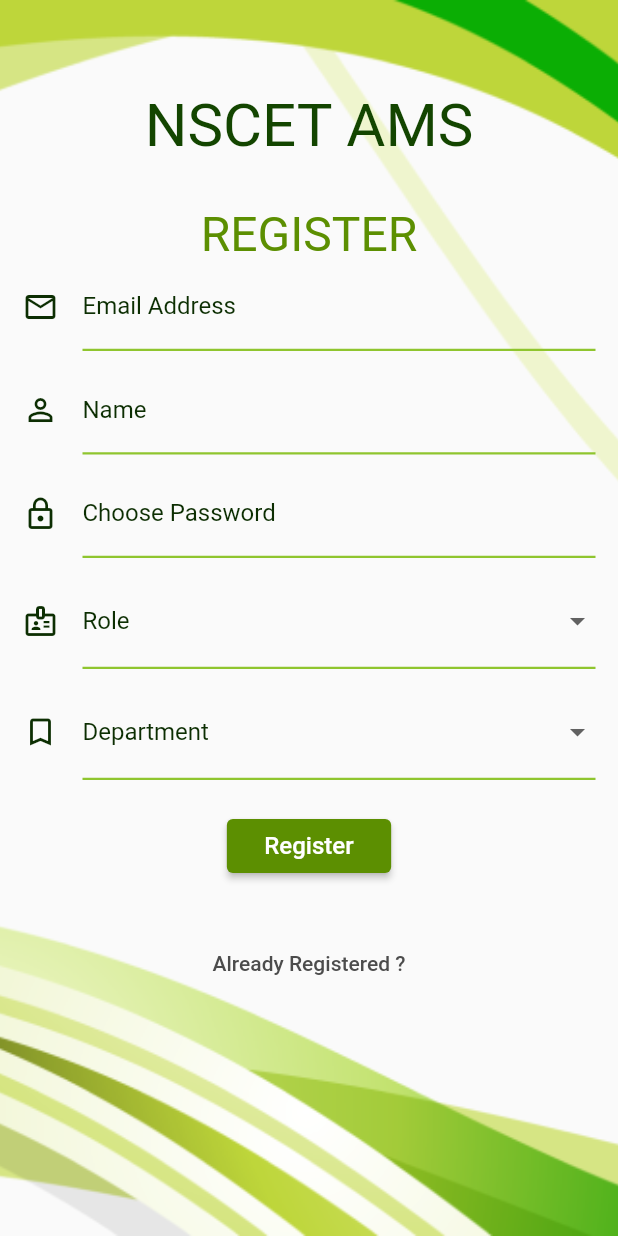
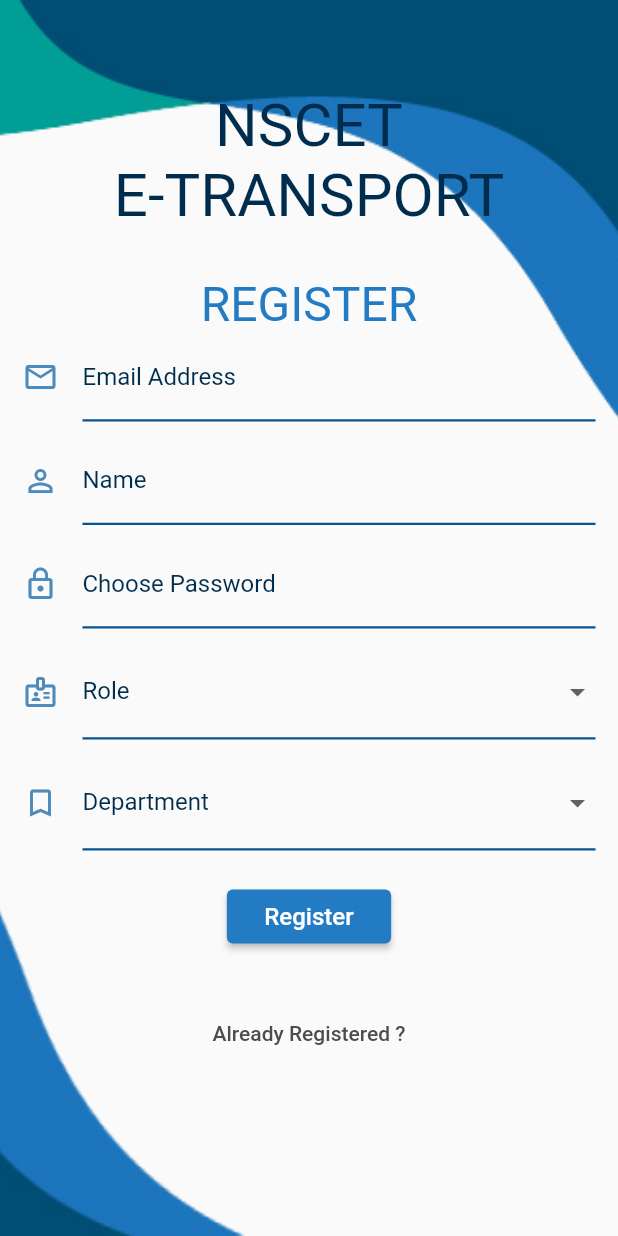
Before and after one commit to tech-creed/NSCET-ETRANSPORT-EAPP, a Flutter app: the screen it shows after launch, after a tap on "Sign In", after a tap on "New User ?", on a phone screen of 412 x 824 dp. Run offline on Flutter 3.47's test engine with Material 2 defaults, Android fonts, the light colour scheme and no system bars; our stand-ins replace firebase_auth, firebase_core, firebase_database, google_fonts, google_maps_flutter, shared_preferences; accounts and stored records are empty; Roboto replaces fonts that are missing (Times New Roman).

Commit message:
Authentication-Done-Blue Theam

```diff
--- a/lib/pages/Authentication/Register.dart
+++ b/lib/pages/Authentication/Register.dart
@@ -19,6 +19,7 @@ class _RegisterState extends State<Register> {
   String role = '';
   String dept = '';
   String name = '';
+  String regno = '';
   final _formkey = GlobalKey<FormState>();
   @override
   Widget build(BuildContext context) {
@@ -26,7 +27,7 @@ class _RegisterState extends State<Register> {
         body: Container(
       decoration: const BoxDecoration(
         image: DecorationImage(
-          image: AssetImage("images/bg4.png"),
+          image: AssetImage("images/blue.png"),
           fit: BoxFit.cover,
         ),
       ),
@@ -34,11 +35,19 @@ class _RegisterState extends State<Register> {
           ListView(padding: const EdgeInsets.fromLTRB(15, 0, 15, 0), children: [
         const SizedBox(height: 60.0),
         const Text(
-          "NSCET AMS",
+          "NSCET",
           style: TextStyle(
               fontFamily: 'Times New Roman',
               fontSize: 40,
-              color: Color.fromRGBO(19, 69, 0, 1)),
+              color: Color.fromRGBO(0, 45, 77, 1)),
+          textAlign: TextAlign.center,
+        ),
+        const Text(
+          "E-TRANSPORT",
+          style: TextStyle(
+              fontFamily: 'Times New Roman',
+              fontSize: 40,
+              color: Color.fromRGBO(0, 45, 77, 1)),
           textAlign: TextAlign.center,
         ),
         const SizedBox(height: 30.0),
@@ -47,7 +56,7 @@ class _RegisterState extends State<Register> {
           style: TextStyle(
               fontFamily: 'Times New Roman',
               fontSize: 32,
-              color: Color.fromRGBO(92, 143, 1, 1)),
+              color: const Color.fromRGBO(35, 123, 196, 1)),
           textAlign: TextAlign.center,
         ),
         Form(
@@ -60,17 +69,17 @@ class _RegisterState extends State<Register> {
                   decoration: const InputDecoration(
                     icon: Icon(
                       Icons.email_outlined,
-                      color: Color.fromRGBO(12, 46, 2, 1),
+                      color: Color.fromRGBO(78, 138, 186, 1),
                     ),
                     labelText: 'Email Address',
-                    labelStyle: TextStyle(color: Color.fromRGBO(12, 46, 2, 1)),
+                    labelStyle: TextStyle(color: Color.fromRGBO(0, 45, 77, 1)),
                     enabledBorder: UnderlineInputBorder(
                       borderSide: BorderSide(
-                          color: Color.fromRGBO(143, 197, 46, 1), width: 1.5),
+                          color: Color.fromRGBO(9, 83, 145, 1), width: 1.5),
                     ),
                     focusedBorder: UnderlineInputBorder(
                       borderSide: BorderSide(
-                          color: Color.fromRGBO(12, 46, 2, 1), width: 1.5),
+                          color: Color.fromRGBO(78, 138, 186, 1), width: 1.5),
                     ),
                   ),
                   onChanged: (val) {
@@ -84,17 +93,17 @@ class _RegisterState extends State<Register> {
                   decoration: const InputDecoration(
                     icon: Icon(
                       Icons.person_outline,
-                      color: Color.fromRGBO(12, 46, 2, 1),
+                      color: Color.fromRGBO(78, 138, 186, 1),
                     ),
                     labelText: 'Name',
-                    labelStyle: TextStyle(color: Color.fromRGBO(12, 46, 2, 1)),
+                    labelStyle: TextStyle(color: Color.fromRGBO(0, 45, 77, 1)),
                     enabledBorder: UnderlineInputBorder(
                       borderSide: BorderSide(
-                          color: Color.fromRGBO(143, 197, 46, 1), width: 1.5),
+                          color: Color.fromRGBO(9, 83, 145, 1), width: 1.5),
                     ),
                     focusedBorder: UnderlineInputBorder(
                       borderSide: BorderSide(
-                          color: Color.fromRGBO(12, 46, 2, 1), width: 1.5),
+                          color: Color.fromRGBO(78, 138, 186, 1), width: 1.5),
                     ),
                   ),
                   onChanged: (val) {
@@ -110,17 +119,17 @@ class _RegisterState extends State<Register> {
                   decoration: const InputDecoration(
                     icon: Icon(
                       Icons.lock_outline,
-                      color: Color.fromRGBO(12, 46, 2, 1),
+                      color: Color.fromRGBO(78, 138, 186, 1),
                     ),
                     labelText: 'Choose Password',
-                    labelStyle: TextStyle(color: Color.fromRGBO(12, 46, 2, 1)),
+                    labelStyle: TextStyle(color: Color.fromRGBO(0, 45, 77, 1)),
                     enabledBorder: UnderlineInputBorder(
                       borderSide: BorderSide(
-                          color: Color.fromRGBO(143, 197, 46, 1), width: 1.5),
+                          color: Color.fromRGBO(9, 83, 145, 1), width: 1.5),
                     ),
                     focusedBorder: UnderlineInputBorder(
                       borderSide: BorderSide(
-                          color: Color.fromRGBO(12, 46, 2, 1), width: 1.5),
+                          color: Color.fromRGBO(78, 138, 186, 1), width: 1.5),
                     ),
                   ),
                   obscureText: true,
@@ -130,6 +139,30 @@ class _RegisterState extends State<Register> {
                     });
                   }),
               const SizedBox(height: 10.0),
+              if(role == "Parent")
+                  TextFormField(
+                  validator: (val) => val!.isEmpty ? 'Enter your Child Register Number' : null,
+                  decoration: const InputDecoration(
+                    icon: Icon(
+                      Icons.app_registration_outlined,
+                      color: Color.fromRGBO(78, 138, 186, 1),
+                    ),
+                    labelText: 'Child Register Number',
+                    labelStyle: TextStyle(color: Color.fromRGBO(0, 45, 77, 1)),
+                    enabledBorder: UnderlineInputBorder(
+                      borderSide: BorderSide(
+                          color: Color.fromRGBO(9, 83, 145, 1), width: 1.5),
+                    ),
+                    focusedBorder: UnderlineInputBorder(
+                      borderSide: BorderSide(
+                          color: Color.fromRGBO(78, 138, 186, 1), width: 1.5),
+                    ),
+                  ),
+                  onChanged: (val) {
+                    setState(() {
+                      regno = val;
+                    });
+                  }),
               DropdownButtonFormField(
                 validator: (val) {
                   if (val == null) {
@@ -141,27 +174,27 @@ class _RegisterState extends State<Register> {
                 decoration: const InputDecoration(
                   icon: Icon(
                     Icons.badge_outlined,
-                    color: Color.fromRGBO(12, 46, 2, 1),
+                    color: Color.fromRGBO(78, 138, 186, 1),
                   ),
                   labelText: 'Role',
-                  labelStyle: TextStyle(color: Color.fromRGBO(12, 46, 2, 1)),
+                  labelStyle: TextStyle(color: Color.fromRGBO(0, 45, 77, 1)),
                   enabledBorder: UnderlineInputBorder(
                     borderSide: BorderSide(
-                        color: Color.fromRGBO(143, 197, 46, 1), width: 1.5),
+                        color: Color.fromRGBO(9, 83, 145, 1), width: 1.5),
                   ),
                   focusedBorder: UnderlineInputBorder(
                     borderSide: BorderSide(
-                        color: Color.fromRGBO(12, 46, 2, 1), width: 1.5),
+                        color: Color.fromRGBO(78, 138, 186, 1), width: 1.5),
                   ),
                 ),
                 items: const [
                   DropdownMenuItem(
-                    child: Text("HOD"),
-                    value: "HOD",
+                    child: Text("Faculty"),
+                    value: "Faculty",
                   ),
                   DropdownMenuItem(
-                    child: Text("Class Incharge"),
-                    value: "CI",
+                    child: Text("Parent"),
+                    value: "Parent",
                   )
                 ],
                 onChanged: (val) {
@@ -182,17 +215,17 @@ class _RegisterState extends State<Register> {
                 decoration: const InputDecoration(
                   icon: Icon(
                     Icons.bookmark_outline,
-                    color: Color.fromRGBO(12, 46, 2, 1),
+                    color: Color.fromRGBO(78, 138, 186, 1),
                   ),
                   labelText: 'Department',
-                  labelStyle: TextStyle(color: Color.fromRGBO(12, 46, 2, 1)),
+                  labelStyle: TextStyle(color: Color.fromRGBO(0, 45, 77, 1)),
                   enabledBorder: UnderlineInputBorder(
                     borderSide: BorderSide(
-                        color: Color.fromRGBO(143, 197, 46, 1), width: 1.5),
+                        color: Color.fromRGBO(9, 83, 145, 1), width: 1.5),
                   ),
                   focusedBorder: UnderlineInputBorder(
                     borderSide: BorderSide(
-                        color: Color.fromRGBO(12, 46, 2, 1), width: 1.5),
+                        color: Color.fromRGBO(78, 138, 186, 1), width: 1.5),
                   ),
                 ),
                 items: const [
@@ -230,12 +263,12 @@ class _RegisterState extends State<Register> {
               const SizedBox(height: 20.0),
               ElevatedButton(
                 style: ElevatedButton.styleFrom(
-                    primary: const Color.fromRGBO(92, 143, 1, 1),
+                    primary: const Color.fromRGBO(35, 123, 196, 1),
                     padding: const EdgeInsets.fromLTRB(25, 8, 25, 8)),
                 onPressed: () async {
                   if (_formkey.currentState!.validate()) {
                     dynamic result =
-                        await _auth.register(email, password, name, role, dept);
+                        await _auth.register(email, password, name, role, dept, regno);
                     if (result != null) {
                       ScaffoldMessenger.of(context)
                           .showSnackBar(getSnackBar(result.message.toString()));
--- a/lib/pages/Authentication/SignIn.dart
+++ b/lib/pages/Authentication/SignIn.dart
@@ -25,7 +25,7 @@ class _SignInState extends State<SignIn> {
       body: Container(
         decoration: const BoxDecoration(
           image: DecorationImage(
-            image: AssetImage("images/bg2.png"),
+            image: AssetImage("images/blue.png"),
             fit: BoxFit.cover,
           ),
         ),
@@ -35,11 +35,19 @@ class _SignInState extends State<SignIn> {
           children: [
             const SizedBox(height: 150.0),
             const Text(
-              "NSCET AMS",
+              "NSCET",
               style: TextStyle(
                   fontFamily: 'Times New Roman',
                   fontSize: 40,
-                  color: Color.fromRGBO(9, 46, 94, 1)),
+                  color: Color.fromRGBO(0, 45, 77, 1)),
+              textAlign: TextAlign.center,
+            ),
+            const Text(
+              "E-TRANSPORT",
+              style: TextStyle(
+                  fontFamily: 'Times New Roman',
+                  fontSize: 40,
+                  color: Color.fromRGBO(0, 45, 77, 1)),
               textAlign: TextAlign.center,
             ),
             const SizedBox(height: 40.0),
@@ -53,14 +61,14 @@ class _SignInState extends State<SignIn> {
                       decoration: const InputDecoration(
                           icon: Icon(
                             Icons.email_outlined,
-                            color: Color.fromRGBO(245, 102, 83, 1),
+                            color: Color.fromRGBO(78, 138, 186, 1),
                           ),
                           labelText: 'Email Address',
                           labelStyle:
                               TextStyle(color: Color.fromRGBO(9, 46, 94, 1)),
                           enabledBorder: UnderlineInputBorder(
                             borderSide: BorderSide(
-                                color: Color.fromRGBO(245, 102, 83, 1),
+                                color: Color.fromRGBO(78, 138, 186, 1),
                                 width: 1.5),
                           ),
                           focusedBorder: UnderlineInputBorder(
@@ -82,14 +90,14 @@ class _SignInState extends State<SignIn> {
                     decoration: const InputDecoration(
                       icon: Icon(
                         Icons.lock_outline,
-                        color: Color.fromRGBO(245, 102, 83, 1),
+                        color: Color.fromRGBO(78, 138, 186, 1),
                       ),
                       labelText: 'Password',
                       labelStyle:
                           TextStyle(color: Color.fromRGBO(9, 46, 94, 1)),
                       enabledBorder: UnderlineInputBorder(
                         borderSide: BorderSide(
-                            color: Color.fromRGBO(245, 102, 83, 1), width: 1.5),
+                            color: Color.fromRGBO(78, 138, 186, 1), width: 1.5),
                       ),
                       focusedBorder: UnderlineInputBorder(
                         borderSide: BorderSide(
@@ -107,7 +115,7 @@ class _SignInState extends State<SignIn> {
                   const SizedBox(height: 20.0),
                   ElevatedButton(
                       style: ElevatedButton.styleFrom(
-                          primary: const Color.fromRGBO(245, 102, 83, 1),
+                          primary: const Color.fromRGBO(78, 138, 186, 1),
                           padding: const EdgeInsets.fromLTRB(25, 8, 25, 8)),
                       onPressed: () async {
                         if (_formkey.currentState!.validate()) {
--- a/lib/pages/Authentication/VerificationPage.dart
+++ b/lib/pages/Authentication/VerificationPage.dart
@@ -20,7 +20,7 @@ class _VerificationPageState extends State<VerificationPage> {
           padding: const EdgeInsets.fromLTRB(20, 0, 20, 0),
           decoration: const BoxDecoration(
             image: DecorationImage(
-              image: AssetImage("images/bg3.png"),
+              image: AssetImage("images/red.png"),
               fit: BoxFit.cover,
             ),
           ),
--- a/lib/services/auth.dart
+++ b/lib/services/auth.dart
@@ -13,7 +13,7 @@ class AuthService {
   Stream<User?> get user => _auth.userChanges();
 
   // Register with email and passord
-  Future register(email, password, name, role, dept) async {
+  Future register(email, password, name, role, dept, regno) async {
     final userDb = database.child("/users");
     try {
       UserCredential userCredential = await _auth
@@ -25,6 +25,7 @@ class AuthService {
         'name': name,
         'role': role,
         'dept': dept,
+        'regno': regno,
       });
 
       return null;
--- a/lib/services/userDB.dart
+++ b/lib/services/userDB.dart
@@ -22,6 +22,7 @@ class UserData {
     String name = userDetails.value[userId]['name'];
     String dept = userDetails.value[userId]['dept'];
     String email = userDetails.value[userId]['email'];
+    String regno = userDetails.value[userId]['regno'];
 
     prefs.setString('userId', userId);
     prefs.setString('role', role);
@@ -29,5 +30,6 @@ class UserData {
     prefs.setString('name', name);
     prefs.setString('dept', dept);
     prefs.setString('email', email);
+    prefs.setString('regno', regno);
   }
 }
--- a/lib/utils/SidebarNav.dart
+++ b/lib/utils/SidebarNav.dart
@@ -54,7 +54,7 @@ class _SideBarnavState extends State<SideBarnav> {
                 children: [
                   const SizedBox(height: 20.0),
                   const Text(
-                    "NSCET AMS",
+                    "NSCET E-TRANSPORT",
                     textAlign: TextAlign.center,
                     style: TextStyle(
                       fontSize: 34,
--- a/pubspec.yaml
+++ b/pubspec.yaml
@@ -44,6 +44,7 @@ dependencies:
   firebase_database: ^10.0.9
   file_picker: ^5.2.5
   excel: ^2.0.1
+  google_maps_flutter: ^2.2.3
 
 dev_dependencies:
   flutter_test:
```
Also changed, not shown: lib/pages/Authentication/ForgotPassword.dart (+13 -5 lines), lib/pages/Home/Home.dart (+48 -0 lines), lib/services/classesDB.dart (deleted, +0 -64 lines), lib/services/studentDb.dart (deleted, +0 -59 lines), images/blue.png (renamed from images/bg5.png), images/green.png (renamed from images/bg4.png), images/pink.png (renamed from images/bg2.png), images/red.png (renamed from images/bg3.png), pubspec.lock, 1 other file.
